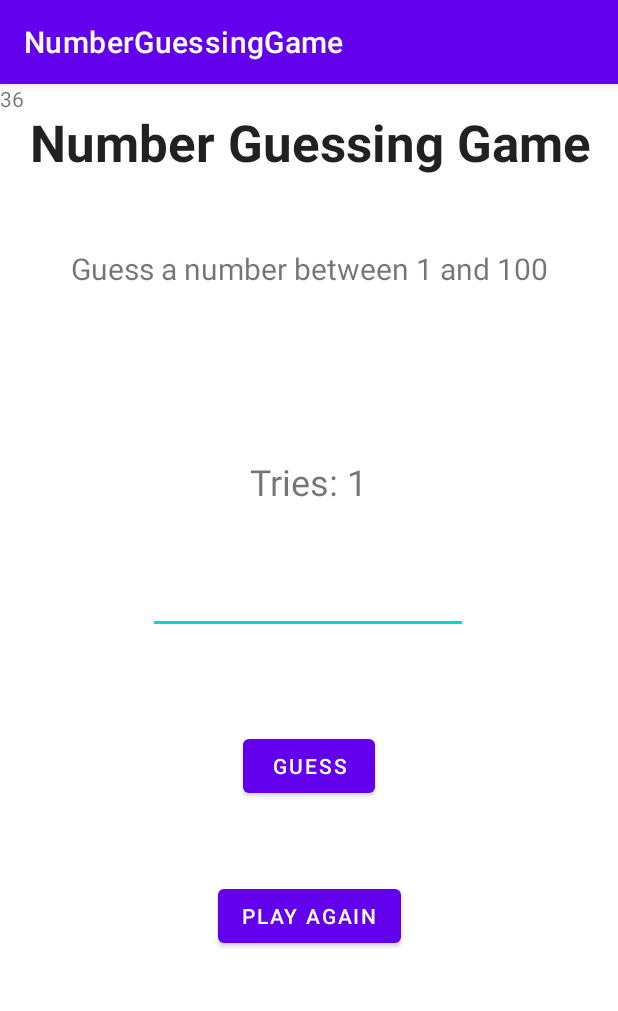
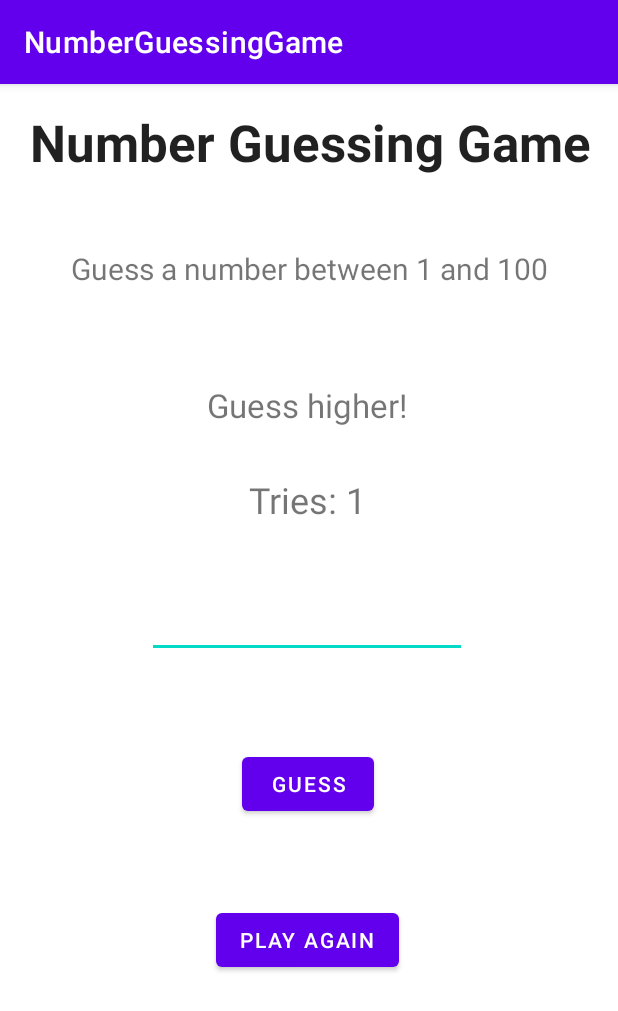
Before and after one commit to ShemarS/Nuumber-Guessing-Game, an Android app: the screen it shows after launch (MainActivity), after a tap on "GUESS", on a phone screen of 412 x 824 dp. Shown: the top 1011 px of the screen. Run offline under Robolectric (Android 15) with nearby library versions, the phone set to English and light mode, and no system bars; 1 statement that could not run was skipped.

Commit message:
enhancements
added logic for checking if number is correct, also added hints

```diff
--- a/app/src/main/java/com/example/numberguessinggame/MainActivity.kt
+++ b/app/src/main/java/com/example/numberguessinggame/MainActivity.kt
@@ -3,6 +3,8 @@ package com.example.numberguessinggame
 import androidx.appcompat.app.AppCompatActivity
 import android.os.Bundle
 import android.view.View
+import android.widget.Toast
+import androidx.core.widget.doAfterTextChanged
 import kotlinx.android.synthetic.main.activity_main.*
 import kotlin.random.Random
 
@@ -21,18 +23,37 @@ class MainActivity : AppCompatActivity() {
     }
 
     private fun generateRandom(): Int {
-        val correctNumber = Random.nextInt(LIMIT)
-
-        return correctNumber
+        return Random.nextInt(LIMIT)
     }
 
     fun guess(view: View) {
-        var guessedNumber = userInputTextNumber.text
+        promptTextView.visibility = View.VISIBLE
+/*        userInputTextNumber.doAfterTextChanged {
+            Toast.makeText(this, "Please enter correct value!", Toast.LENGTH_SHORT).show()
+        }*/
+        var guessedNumber = userInputTextNumber.text.toString().toInt()
+
+        if (userInputTextNumber.text.toString() == ""){
+            Toast.makeText(this, "Please enter correct value!", Toast.LENGTH_SHORT).show()
+        }
+        if (guessedNumber == correctNumber) {
+            promptTextView.text = "Great job you won! $guessedNumber was the right number!"
+        }
+        else if (guessedNumber < correctNumber) {
+            promptTextView.text = "Guess higher!"
+        }
+        else if (guessedNumber > correctNumber) {
+            promptTextView.text = "Guess lower!"
+        }
         tries++
         triesTextView.text = "Tries: $tries"
+    }
 
-        textView.text = correctNumber.toString()
-
+    fun playAgain() {
+        tries = 0
+        promptTextView.visibility = View.INVISIBLE
+        promptTextView.text = ""
+        triesTextView.text = "Tries: $tries"
     }
 
 
--- a/app/src/main/res/layout/activity_main.xml
+++ b/app/src/main/res/layout/activity_main.xml
@@ -30,11 +30,34 @@
         app:layout_constraintStart_toStartOf="parent"
         app:layout_constraintTop_toBottomOf="@+id/introTextView" />
 
+    <Button
+        android:id="@+id/guessButton"
+        android:layout_width="wrap_content"
+        android:layout_height="wrap_content"
+        android:layout_marginTop="60dp"
+        android:onClick="guess"
+        android:text="Guess"
+        app:layout_constraintEnd_toEndOf="parent"
+        app:layout_constraintHorizontal_bias="0.498"
+        app:layout_constraintStart_toStartOf="parent"
+        app:layout_constraintTop_toBottomOf="@+id/userInputTextNumber" />
+
+    <Button
+        android:id="@+id/playAgainButton"
+        android:layout_width="wrap_content"
+        android:layout_height="wrap_content"
+        android:layout_marginTop="56dp"
+        android:text="Play again"
+        app:layout_constraintEnd_toEndOf="parent"
+        app:layout_constraintHorizontal_bias="0.496"
+        app:layout_constraintStart_toStartOf="parent"
+        app:layout_constraintTop_toBottomOf="@+id/guessButton" />
+
     <TextView
         android:id="@+id/triesTextView"
         android:layout_width="wrap_content"
         android:layout_height="wrap_content"
-        android:layout_marginTop="112dp"
+        android:layout_marginTop="124dp"
         android:text="Number of tries: "
         android:textSize="24sp"
         app:layout_constraintEnd_toEndOf="@+id/userInputTextNumber"
@@ -45,41 +68,26 @@
         android:id="@+id/userInputTextNumber"
         android:layout_width="wrap_content"
         android:layout_height="wrap_content"
-        android:layout_marginTop="40dp"
+        android:layout_marginTop="44dp"
         android:ems="10"
         android:inputType="number"
         app:layout_constraintEnd_toEndOf="parent"
-        app:layout_constraintHorizontal_bias="0.497"
+        app:layout_constraintHorizontal_bias="0.492"
         app:layout_constraintStart_toStartOf="parent"
         app:layout_constraintTop_toBottomOf="@+id/triesTextView" />
 
-    <Button
-        android:id="@+id/playAgainButton"
+    <TextView
+        android:id="@+id/promptTextView"
         android:layout_width="wrap_content"
         android:layout_height="wrap_content"
-        android:layout_marginTop="52dp"
-        android:text="Play again"
+        android:layout_marginBottom="32dp"
+        android:text="TextView"
+        android:textAlignment="center"
+        android:textSize="22sp"
+        android:visibility="invisible"
+        app:layout_constraintBottom_toTopOf="@+id/triesTextView"
         app:layout_constraintEnd_toEndOf="parent"
-        app:layout_constraintStart_toStartOf="parent"
-        app:layout_constraintTop_toBottomOf="@+id/guessButton" />
-
-    <Button
-        android:id="@+id/guessButton"
-        android:layout_width="wrap_content"
-        android:layout_height="wrap_content"
-        android:layout_marginTop="64dp"
-        android:onClick="guess"
-        android:text="Guess"
-        app:layout_constraintEnd_toEndOf="parent"
-        app:layout_constraintStart_toStartOf="parent"
-        app:layout_constraintTop_toBottomOf="@+id/userInputTextNumber" />
-
-    <TextView
-        android:id="@+id/textView"
-        android:layout_width="wrap_content"
-        android:layout_height="wrap_content"
-        android:text="TextView"
-        tools:layout_editor_absoluteX="162dp"
-        tools:layout_editor_absoluteY="623dp" />
+        app:layout_constraintHorizontal_bias="0.496"
+        app:layout_constraintStart_toStartOf="parent" />
 
 </androidx.constraintlayout.widget.ConstraintLayout>
```
